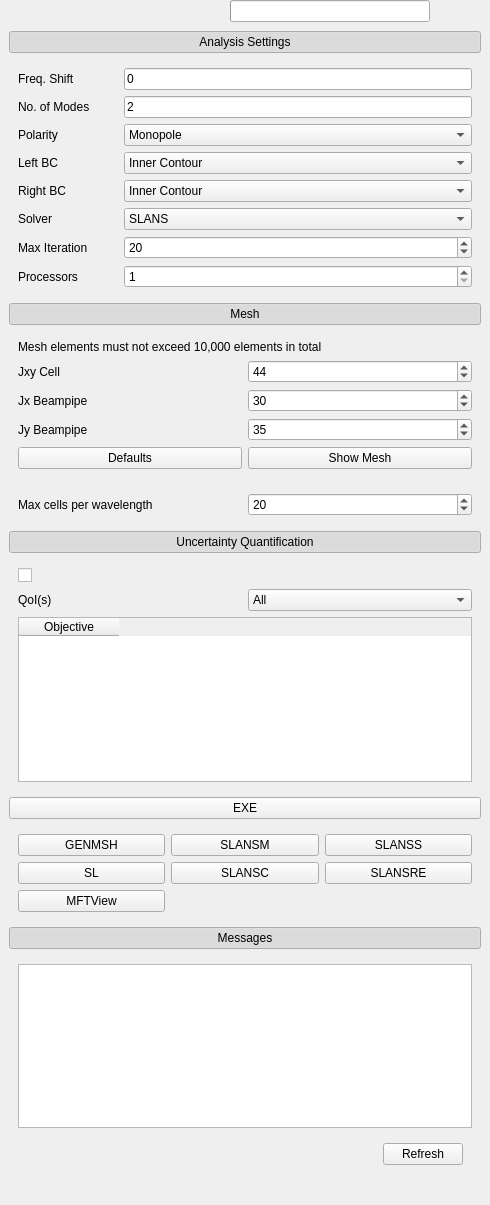
This is ui_files/eigenmode.ui in Dark-Elektron/CavityDesignHub as Qt 5 draws it before an edit. The edited form follows.
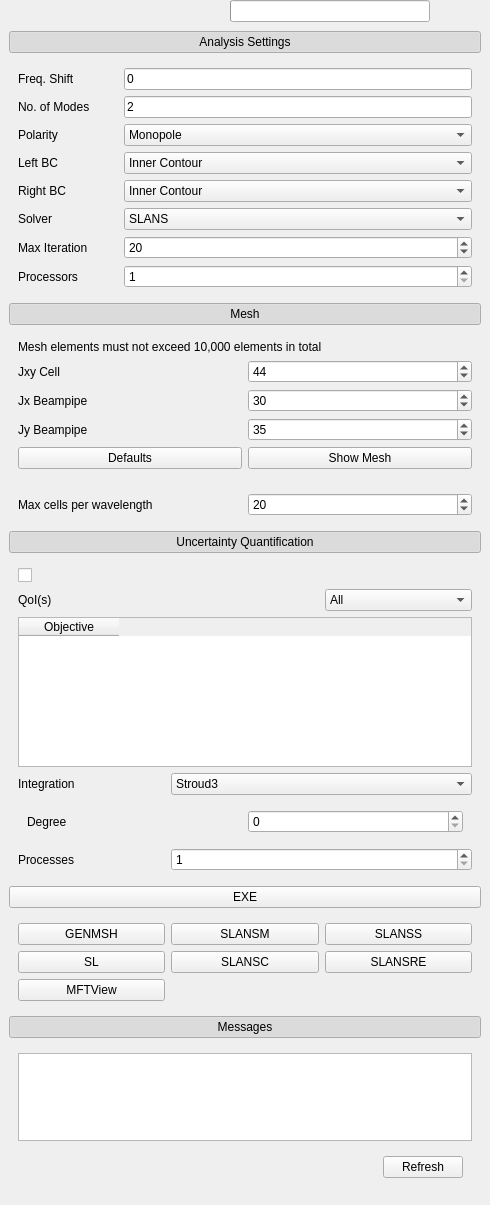
This is the edited form. Icons and pictures are not drawn. Custom widgets are drawn as their Qt base class.

Patch:
```diff
--- a/ui_files/eigenmode.ui
+++ b/ui_files/eigenmode.ui
@@ -195,7 +195,7 @@
            <x>0</x>
            <y>0</y>
            <width>469</width>
-           <height>1182</height>
+           <height>1285</height>
           </rect>
          </property>
          <property name="styleSheet">
@@ -277,81 +277,6 @@
             </property>
            </widget>
           </item>
-          <item row="11" column="0" alignment="Qt::AlignTop">
-           <widget class="QWidget" name="w_UQ" native="true">
-            <layout class="QGridLayout" name="gridLayout_7">
-             <item row="1" column="1">
-              <widget class="QCheckableComboBox" name="ccb_Populate_Objectives">
-               <item>
-                <property name="text">
-                 <string>All</string>
-                </property>
-               </item>
-               <item>
-                <property name="text">
-                 <string>freq</string>
-                </property>
-               </item>
-               <item>
-                <property name="text">
-                 <string>Epk/Eacc</string>
-                </property>
-               </item>
-               <item>
-                <property name="text">
-                 <string>Bpk/Eacc</string>
-                </property>
-               </item>
-               <item>
-                <property name="text">
-                 <string>R/Q</string>
-                </property>
-               </item>
-               <item>
-                <property name="text">
-                 <string>G</string>
-                </property>
-               </item>
-               <item>
-                <property name="text">
-                 <string>kcc</string>
-                </property>
-               </item>
-               <item>
-                <property name="text">
-                 <string>Q0</string>
-                </property>
-               </item>
-              </widget>
-             </item>
-             <item row="1" column="0">
-              <widget class="QLabel" name="label_10">
-               <property name="text">
-                <string>QoI(s)</string>
-               </property>
-              </widget>
-             </item>
-             <item row="0" column="0">
-              <widget class="SwitchControl" name="cb_UQ"/>
-             </item>
-             <item row="2" column="0" colspan="2">
-              <widget class="QTableWidget" name="tw_Objectives">
-               <property name="minimumSize">
-                <size>
-                 <width>0</width>
-                 <height>150</height>
-                </size>
-               </property>
-               <column>
-                <property name="text">
-                 <string>Objective</string>
-                </property>
-               </column>
-              </widget>
-             </item>
-            </layout>
-           </widget>
-          </item>
           <item row="6" column="0" alignment="Qt::AlignTop">
            <widget class="QWidget" name="w_Analysis_Settings" native="true">
             <layout class="QGridLayout" name="gridLayout_2">
@@ -822,6 +747,147 @@
             </layout>
            </widget>
           </item>
+          <item row="11" column="0">
+           <widget class="QWidget" name="w_UQ" native="true">
+            <layout class="QGridLayout" name="gridLayout_7">
+             <item row="3" column="0">
+              <widget class="QLabel" name="label_11">
+               <property name="text">
+                <string>Integration</string>
+               </property>
+              </widget>
+             </item>
+             <item row="1" column="0">
+              <widget class="QLabel" name="label_10">
+               <property name="text">
+                <string>QoI(s)</string>
+               </property>
+              </widget>
+             </item>
+             <item row="1" column="2">
+              <widget class="QCheckableComboBox" name="ccb_Populate_Objectives">
+               <item>
+                <property name="text">
+                 <string>All</string>
+                </property>
+               </item>
+               <item>
+                <property name="text">
+                 <string>freq</string>
+                </property>
+               </item>
+               <item>
+                <property name="text">
+                 <string>Epk/Eacc</string>
+                </property>
+               </item>
+               <item>
+                <property name="text">
+                 <string>Bpk/Eacc</string>
+                </property>
+               </item>
+               <item>
+                <property name="text">
+                 <string>R/Q</string>
+                </property>
+               </item>
+               <item>
+                <property name="text">
+                 <string>G</string>
+                </property>
+               </item>
+               <item>
+                <property name="text">
+                 <string>kcc</string>
+                </property>
+               </item>
+               <item>
+                <property name="text">
+                 <string>Q0</string>
+                </property>
+               </item>
+              </widget>
+             </item>
+             <item row="0" column="0">
+              <widget class="SwitchControl" name="cb_UQ"/>
+             </item>
+             <item row="2" column="0" colspan="3">
+              <widget class="QTableWidget" name="tw_Objectives">
+               <property name="minimumSize">
+                <size>
+                 <width>0</width>
+                 <height>150</height>
+                </size>
+               </property>
+               <column>
+                <property name="text">
+                 <string>Objective</string>
+                </property>
+               </column>
+              </widget>
+             </item>
+             <item row="5" column="0">
+              <widget class="QLabel" name="label_12">
+               <property name="text">
+                <string>Processes</string>
+               </property>
+              </widget>
+             </item>
+             <item row="4" column="0" colspan="3">
+              <widget class="QWidget" name="w_Integration_Settings" native="true">
+               <layout class="QGridLayout" name="gridLayout_10">
+                <item row="0" column="0">
+                 <widget class="QLabel" name="label_14">
+                  <property name="text">
+                   <string>Degree</string>
+                  </property>
+                 </widget>
+                </item>
+                <item row="0" column="1">
+                 <widget class="QSpinBox" name="spinBox"/>
+                </item>
+               </layout>
+              </widget>
+             </item>
+             <item row="3" column="1" colspan="2">
+              <widget class="QComboBox" name="cb_Integration">
+               <item>
+                <property name="text">
+                 <string>Stroud3</string>
+                </property>
+               </item>
+               <item>
+                <property name="text">
+                 <string>Stroud5</string>
+                </property>
+               </item>
+               <item>
+                <property name="text">
+                 <string>cn_Gauss</string>
+                </property>
+               </item>
+               <item>
+                <property name="text">
+                 <string>LHS</string>
+                </property>
+               </item>
+               <item>
+                <property name="text">
+                 <string>MC</string>
+                </property>
+               </item>
+              </widget>
+             </item>
+             <item row="5" column="1" colspan="2">
+              <widget class="QSpinBox" name="sb_UQ_Processes">
+               <property name="minimum">
+                <number>1</number>
+               </property>
+              </widget>
+             </item>
+            </layout>
+           </widget>
+          </item>
          </layout>
         </widget>
        </widget>
```
